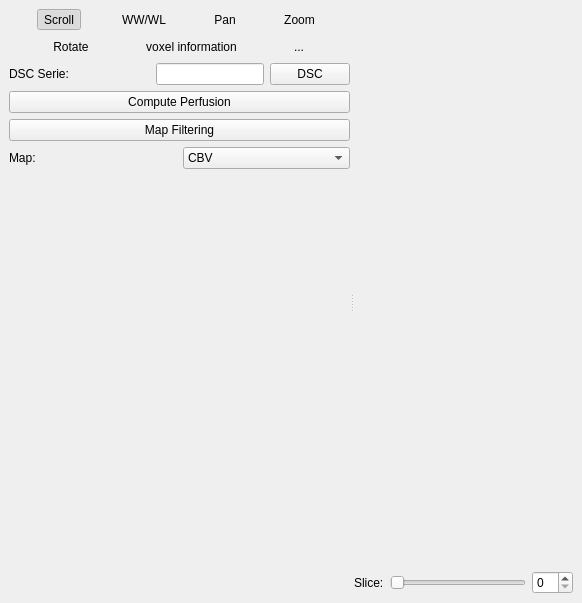
First picture: the form in starviewer/src/extensions/playground/perfusionmapreconstruction/qperfusionmapreconstructionextensionbase.ui, repository starviewer-medical/starviewer, before the edit.
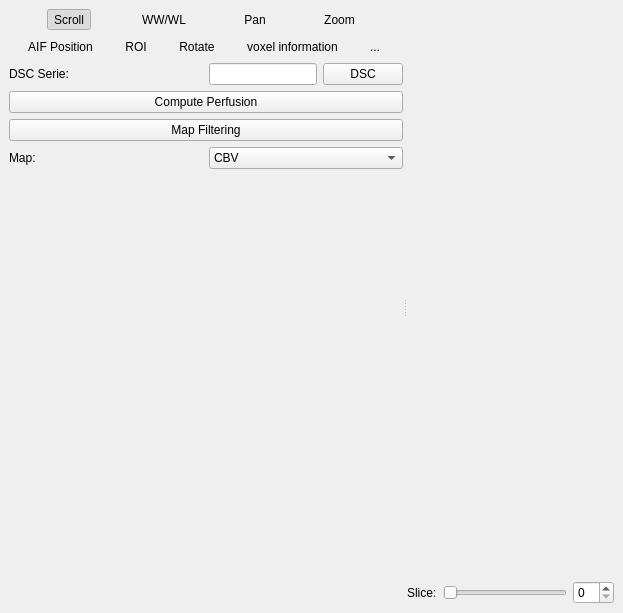
Second picture: the form after the edit. Icons and pictures are not drawn. Custom widgets are drawn as their Qt base class.

Commit message: ENH: S'afegeix una nova tool que permet calcular la mitjana de la senyal de perfusió d'una determinada ROI. Aquesta tool s'aplica a l'extensió de perfusion map reconstruction.

```diff
--- a/starviewer/src/extensions/playground/perfusionmapreconstruction/qperfusionmapreconstructionextensionbase.ui
+++ b/starviewer/src/extensions/playground/perfusionmapreconstruction/qperfusionmapreconstructionextensionbase.ui
@@ -1,34 +1,32 @@
 <ui version="4.0" >
  <class>udg::QPerfusionMapReconstructionExtensionBase</class>
- <widget class="QWidget" name="udg::QPerfusionMapReconstructionExtensionBase" >
-  <property name="geometry" >
+ <widget class="QWidget" name="udg::QPerfusionMapReconstructionExtensionBase">
+  <property name="geometry">
    <rect>
     <x>0</x>
     <y>0</y>
-    <width>582</width>
-    <height>603</height>
+    <width>623</width>
+    <height>613</height>
    </rect>
   </property>
   <property name="windowTitle" >
    <string>Form</string>
   </property>
-  <layout class="QHBoxLayout" >
-   <property name="margin" >
-    <number>9</number>
-   </property>
-   <property name="spacing" >
+  <layout class="QHBoxLayout">
+   <property name="spacing">
     <number>6</number>
    </property>
+   <property name="margin">
+    <number>9</number>
+   </property>
    <item>
     <widget class="QSplitter" name="m_verticalSplitter" >
      <property name="orientation" >
       <enum>Qt::Horizontal</enum>
      </property>
-     <widget class="QSplitter" name="m_horizontalSplitter" >
-      <property name="sizePolicy" >
-       <sizepolicy>
-        <hsizetype>0</hsizetype>
-        <vsizetype>0</vsizetype>
+     <widget class="QSplitter" name="m_horizontalSplitter">
+      <property name="sizePolicy">
+       <sizepolicy hsizetype="Fixed" vsizetype="Fixed">
         <horstretch>0</horstretch>
         <verstretch>0</verstretch>
        </sizepolicy>
@@ -36,22 +34,22 @@
       <property name="orientation" >
        <enum>Qt::Vertical</enum>
       </property>
-      <widget class="QWidget" name="layoutWidget_2" >
-       <layout class="QVBoxLayout" >
-        <property name="margin" >
-         <number>0</number>
-        </property>
-        <property name="spacing" >
+      <widget class="QWidget" name="layoutWidget_2">
+       <layout class="QVBoxLayout">
+        <property name="spacing">
          <number>6</number>
         </property>
+        <property name="margin">
+         <number>0</number>
+        </property>
         <item>
-         <layout class="QHBoxLayout" >
-          <property name="margin" >
-           <number>0</number>
-          </property>
-          <property name="spacing" >
+         <layout class="QHBoxLayout">
+          <property name="spacing">
            <number>6</number>
           </property>
+          <property name="margin">
+           <number>0</number>
+          </property>
           <item>
            <widget class="QToolButton" name="m_slicingToolButton" >
             <property name="text" >
@@ -158,16 +156,64 @@
          </layout>
         </item>
         <item>
-         <layout class="QHBoxLayout" >
-          <property name="margin" >
-           <number>0</number>
-          </property>
-          <property name="spacing" >
+         <layout class="QHBoxLayout">
+          <property name="spacing">
            <number>6</number>
           </property>
+          <property name="margin">
+           <number>0</number>
+          </property>
           <item>
-           <widget class="QToolButton" name="m_rotateClockWiseToolButton" >
-            <property name="text" >
+           <widget class="QToolButton" name="m_seedToolButton">
+            <property name="text">
+             <string>AIF Position</string>
+            </property>
+            <property name="icon">
+             <iconset>
+              <normaloff/>
+             </iconset>
+            </property>
+            <property name="iconSize">
+             <size>
+              <width>32</width>
+              <height>32</height>
+             </size>
+            </property>
+            <property name="toolButtonStyle">
+             <enum>Qt::ToolButtonTextUnderIcon</enum>
+            </property>
+            <property name="autoRaise">
+             <bool>true</bool>
+            </property>
+           </widget>
+          </item>
+          <item>
+           <widget class="QToolButton" name="m_roiToolButton">
+            <property name="text">
+             <string>ROI</string>
+            </property>
+            <property name="icon">
+             <iconset>
+              <normaloff/>
+             </iconset>
+            </property>
+            <property name="iconSize">
+             <size>
+              <width>32</width>
+              <height>32</height>
+             </size>
+            </property>
+            <property name="toolButtonStyle">
+             <enum>Qt::ToolButtonTextUnderIcon</enum>
+            </property>
+            <property name="autoRaise">
+             <bool>true</bool>
+            </property>
+           </widget>
+          </item>
+          <item>
+           <widget class="QToolButton" name="m_rotateClockWiseToolButton">
+            <property name="text">
              <string>Rotate</string>
             </property>
             <property name="icon" >
@@ -240,13 +286,13 @@
          </layout>
         </item>
         <item>
-         <layout class="QHBoxLayout" >
-          <property name="margin" >
-           <number>0</number>
-          </property>
-          <property name="spacing" >
+         <layout class="QHBoxLayout">
+          <property name="spacing">
            <number>6</number>
           </property>
+          <property name="margin">
+           <number>0</number>
+          </property>
           <item>
            <widget class="QLabel" name="m_DSCLabel" >
             <property name="text" >
@@ -255,11 +301,9 @@
            </widget>
           </item>
           <item>
-           <widget class="QLineEdit" name="m_DSCLineEdit" >
-            <property name="sizePolicy" >
-             <sizepolicy>
-              <hsizetype>0</hsizetype>
-              <vsizetype>0</vsizetype>
+           <widget class="QLineEdit" name="m_DSCLineEdit">
+            <property name="sizePolicy">
+             <sizepolicy hsizetype="Fixed" vsizetype="Fixed">
               <horstretch>0</horstretch>
               <verstretch>0</verstretch>
              </sizepolicy>
@@ -267,11 +311,9 @@
            </widget>
           </item>
           <item>
-           <widget class="QPushButton" name="m_chooseDSCPushButton" >
-            <property name="sizePolicy" >
-             <sizepolicy>
-              <hsizetype>0</hsizetype>
-              <vsizetype>0</vsizetype>
+           <widget class="QPushButton" name="m_chooseDSCPushButton">
+            <property name="sizePolicy">
+             <sizepolicy hsizetype="Fixed" vsizetype="Fixed">
               <horstretch>0</horstretch>
               <verstretch>0</verstretch>
              </sizepolicy>
@@ -298,13 +340,13 @@
          </widget>
         </item>
         <item>
-         <layout class="QHBoxLayout" >
-          <property name="margin" >
-           <number>0</number>
-          </property>
-          <property name="spacing" >
+         <layout class="QHBoxLayout">
+          <property name="spacing">
            <number>6</number>
           </property>
+          <property name="margin">
+           <number>0</number>
+          </property>
           <item>
            <widget class="QLabel" name="m_viewLabel" >
             <property name="text" >
@@ -334,11 +376,9 @@
          </layout>
         </item>
         <item>
-         <widget class="udg::QGraphicPlotWidget" native="1" name="m_aifplot" >
-          <property name="sizePolicy" >
-           <sizepolicy>
-            <hsizetype>5</hsizetype>
-            <vsizetype>5</vsizetype>
+         <widget class="udg::QGraphicPlotWidget" name="m_aifplot" native="true">
+          <property name="sizePolicy">
+           <sizepolicy hsizetype="Preferred" vsizetype="Preferred">
             <horstretch>0</horstretch>
             <verstretch>0</verstretch>
            </sizepolicy>
@@ -358,11 +398,9 @@
          </widget>
         </item>
         <item>
-         <widget class="udg::QGraphicPlotWidget" native="1" name="m_graphicplot" >
-          <property name="sizePolicy" >
-           <sizepolicy>
-            <hsizetype>5</hsizetype>
-            <vsizetype>5</vsizetype>
+         <widget class="udg::QGraphicPlotWidget" name="m_graphicplot" native="true">
+          <property name="sizePolicy">
+           <sizepolicy hsizetype="Preferred" vsizetype="Preferred">
             <horstretch>0</horstretch>
             <verstretch>0</verstretch>
            </sizepolicy>
@@ -397,20 +435,18 @@
        </layout>
       </widget>
      </widget>
-     <widget class="QWidget" name="layoutWidget" >
-      <layout class="QVBoxLayout" >
-       <property name="margin" >
-        <number>0</number>
-       </property>
-       <property name="spacing" >
+     <widget class="QWidget" name="layoutWidget">
+      <layout class="QVBoxLayout">
+       <property name="spacing">
         <number>6</number>
        </property>
+       <property name="margin">
+        <number>0</number>
+       </property>
        <item>
-        <widget class="udg::Q2DViewer" native="1" name="m_2DView" >
-         <property name="sizePolicy" >
-          <sizepolicy>
-           <hsizetype>0</hsizetype>
-           <vsizetype>0</vsizetype>
+        <widget class="udg::Q2DViewer" name="m_2DView" native="true">
+         <property name="sizePolicy">
+          <sizepolicy hsizetype="Fixed" vsizetype="Fixed">
            <horstretch>0</horstretch>
            <verstretch>0</verstretch>
           </sizepolicy>
@@ -424,13 +460,13 @@
         </widget>
        </item>
        <item>
-        <layout class="QHBoxLayout" >
-         <property name="margin" >
-          <number>0</number>
-         </property>
-         <property name="spacing" >
+        <layout class="QHBoxLayout">
+         <property name="spacing">
           <number>6</number>
          </property>
+         <property name="margin">
+          <number>0</number>
+         </property>
          <item>
           <widget class="QLabel" name="m_sliceLabel" >
            <property name="text" >
```
Left out of the diff: 191 changed lines with no effect on the pictures. The commit also changes 13 other files.
